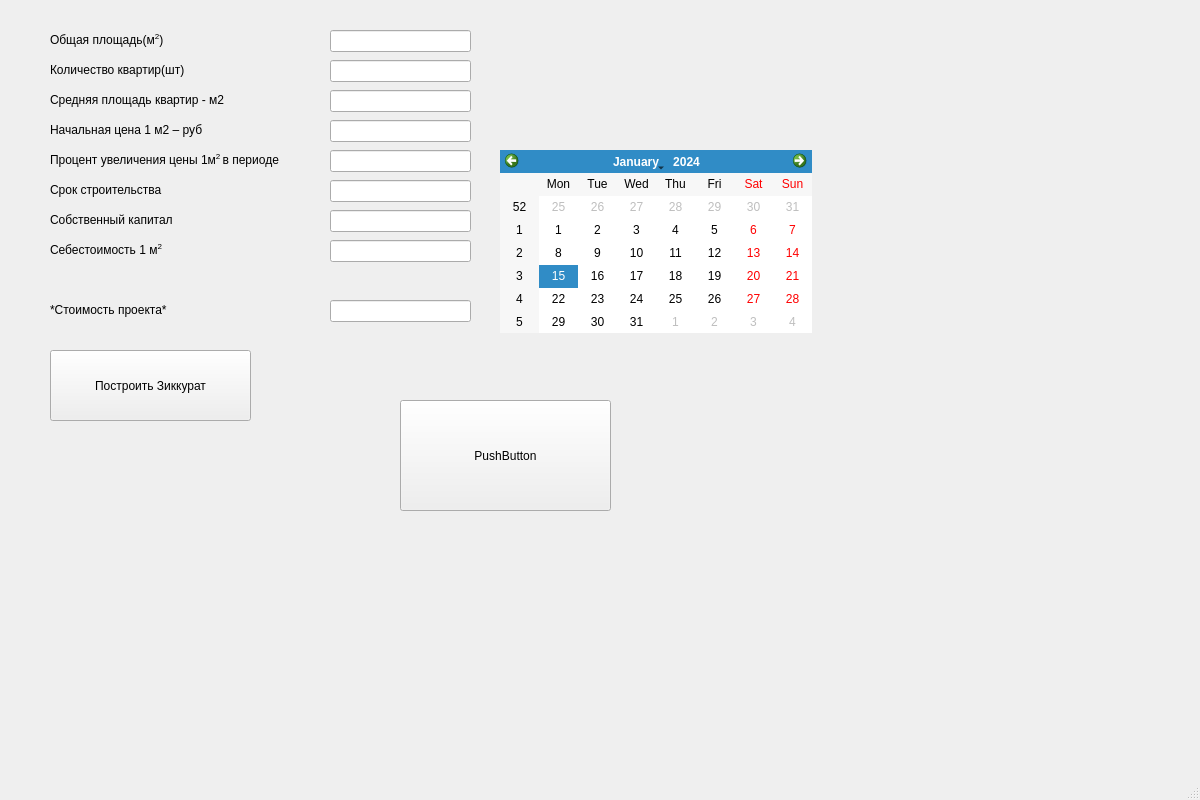
Before: the Qt Designer form Zikkurat001.ui in Saint4script/-financial-building-accounting, drawn with Qt 5.
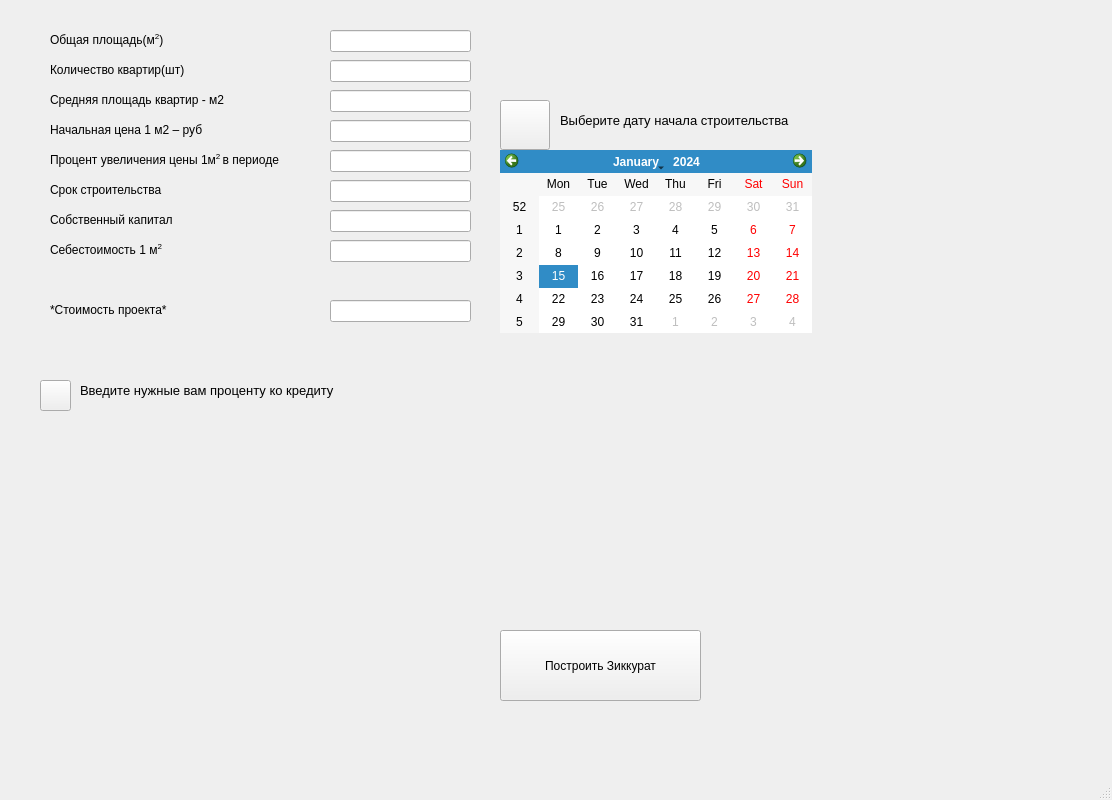
After: the same form once the commit is applied.

Commit message: main window some fixes

What changed in the file:
```diff
--- a/Zikkurat001.ui
+++ b/Zikkurat001.ui
@@ -6,10 +6,16 @@
    <rect>
     <x>0</x>
     <y>0</y>
-    <width>1200</width>
+    <width>1112</width>
     <height>800</height>
    </rect>
   </property>
+  <property name="minimumSize">
+   <size>
+    <width>1112</width>
+    <height>800</height>
+   </size>
+  </property>
   <property name="windowTitle">
    <string>MainWindow</string>
   </property>
@@ -227,8 +233,8 @@
    <widget class="QPushButton" name="Build">
     <property name="geometry">
      <rect>
-      <x>50</x>
-      <y>350</y>
+      <x>500</x>
+      <y>630</y>
       <width>201</width>
       <height>71</height>
      </rect>
@@ -240,14 +246,14 @@
    <widget class="QPushButton" name="Test">
     <property name="geometry">
      <rect>
-      <x>400</x>
-      <y>400</y>
-      <width>211</width>
-      <height>111</height>
+      <x>40</x>
+      <y>380</y>
+      <width>31</width>
+      <height>31</height>
      </rect>
     </property>
     <property name="text">
-     <string>PushButton</string>
+     <string/>
     </property>
    </widget>
    <widget class="QCalendarWidget" name="calendarWidget">
@@ -260,6 +266,55 @@
      </rect>
     </property>
    </widget>
+   <widget class="QPushButton" name="show_calendar">
+    <property name="geometry">
+     <rect>
+      <x>500</x>
+      <y>100</y>
+      <width>50</width>
+      <height>50</height>
+     </rect>
+    </property>
+    <property name="text">
+     <string/>
+    </property>
+   </widget>
+   <widget class="QLabel" name="label_10">
+    <property name="geometry">
+     <rect>
+      <x>560</x>
+      <y>110</y>
+      <width>231</width>
+      <height>21</height>
+     </rect>
+    </property>
+    <property name="font">
+     <font>
+      <pointsize>10</pointsize>
+     </font>
+    </property>
+    <property name="text">
+     <string>Выберите дату начала строительства</string>
+    </property>
+   </widget>
+   <widget class="QLabel" name="label_11">
+    <property name="geometry">
+     <rect>
+      <x>80</x>
+      <y>380</y>
+      <width>261</width>
+      <height>21</height>
+     </rect>
+    </property>
+    <property name="font">
+     <font>
+      <pointsize>10</pointsize>
+     </font>
+    </property>
+    <property name="text">
+     <string>Введите нужные вам проценту ко кредиту</string>
+    </property>
+   </widget>
   </widget>
   <widget class="QMenuBar" name="menubar">
    <property name="geometry">
```
Left out of the diff: 4 changed lines with no effect on the pictures. The commit also changes 7 other files.
